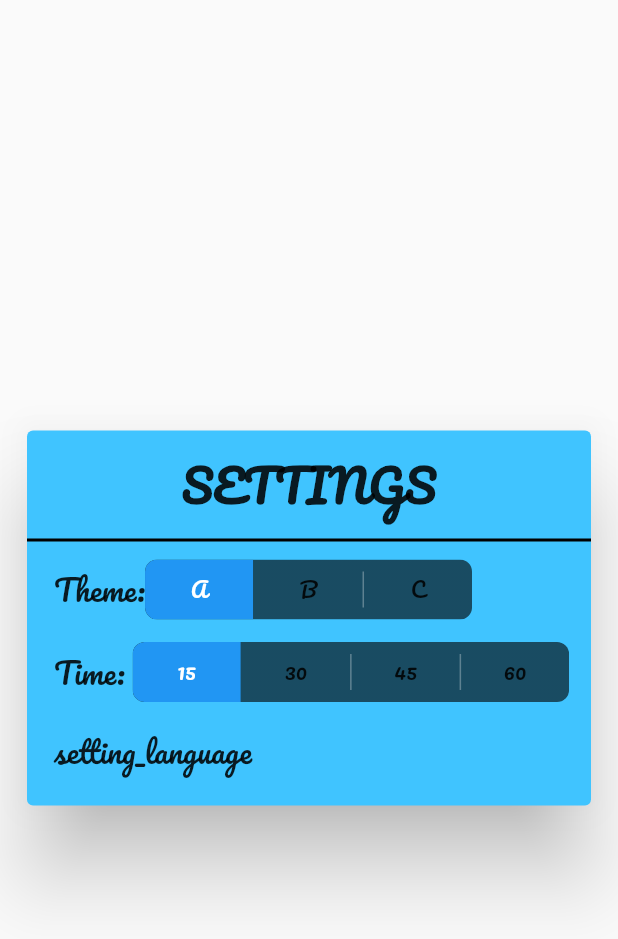
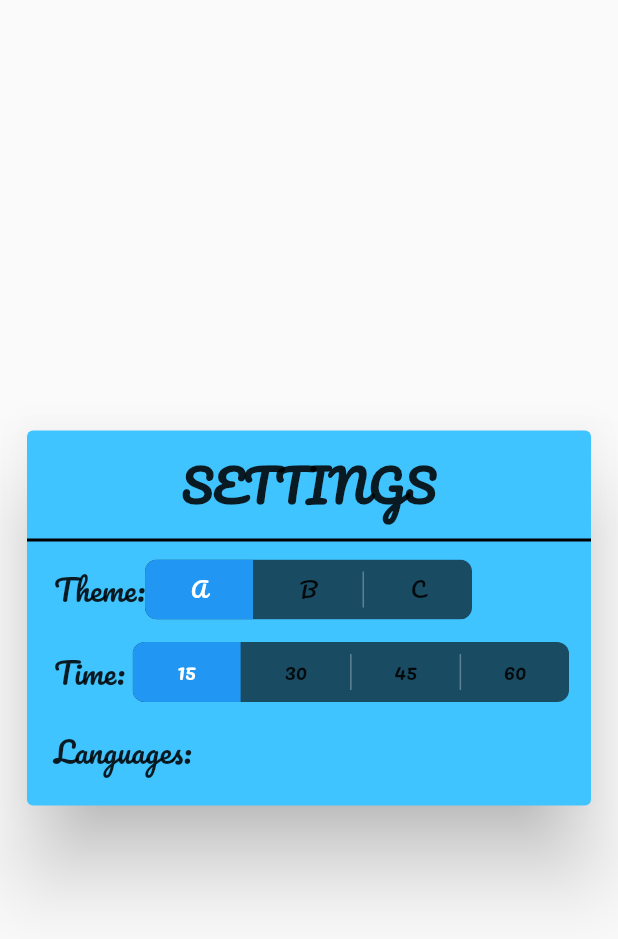
Before and after one commit to reynaldy23/finger-war, a Flutter app: the Settings widget shown alone on an empty page, opened directly, on a phone screen of 412 x 824 dp. Shown: the top 939 px of the screen. Run offline on Flutter 3.47's test engine with Material 2 defaults, Android fonts, the phone set to English and light mode, and no system bars; drawn by our look-alikes of toggle_switch; our stand-ins replace get, google_fonts, shared_preferences; accounts and stored records are empty.

Commit message:
Internationalization pt.3
language and textspan

```diff
--- a/lib/Languages.dart
+++ b/lib/Languages.dart
@@ -13,9 +13,10 @@ class Languages extends Translations {
       'main_draw': 'draw', //draw or tie
       'popup_congratulation': 'CONGRATULATION!',
       'popup_ok': 'OK',
-      'setting_language': 'Languages:',
+      'setting_language': 'Languages:', //10
       'setting_settings': 'SETTINGS',
       'setting_theme': 'Theme:',
+      'time': 'Time: ', //used in two main & setting
     },
     'ms_MY': {
       'main_keepPressing': 'TERUS TEKAN',
@@ -27,9 +28,10 @@ class Languages extends Translations {
       'main_draw': 'keputusan seri',
       'popup_congratulation': 'TAHNIAH!',
       'popup_ok': 'OK',
-      'setting_language': 'Bahasa:',
+      'setting_language': 'Bahasa:', //10
       'setting_settings': 'TETAPAN',
       'setting_theme': 'Tema:',
+      'time': 'Time: ',
     },
     'id_ID': {
       'main_keepPressing': 'TERUS MENEKAN',
@@ -41,9 +43,10 @@ class Languages extends Translations {
       'main_draw': 'seri',
       'popup_congratulation': 'SELAMAT!',
       'popup_ok': 'OK',
-      'setting_language': 'Bahasa:',
+      'setting_language': 'Bahasa:', //10
       'setting_settings': 'PENGATURAN',
       'setting_theme': 'Tema:',
+      'time': 'Time: ',
     },
     'ja_JP': {
       'main_keepPressing': '押し続ける',
@@ -55,9 +58,10 @@ class Languages extends Translations {
       'main_draw': '同点',
       'popup_congratulation': 'おめでとうございます!',
       'popup_ok': 'OK',
-      'setting_language': '言語:',
+      'setting_language': '言語:', //10
       'setting_settings': '設定',
-      'setting_theme': 'テーマ:',
+      'setting_theme': 'テーマ: ',
+      'time': '時間: '
     },
     'zh_CN': {
       'main_keepPressing': '继续按',
@@ -69,9 +73,10 @@ class Languages extends Translations {
       'main_draw': '平局',
       'popup_congratulation': '祝贺!',
       'popup_ok': 'OK',
-      'setting_language': '语言:',
+      'setting_language': '语言:', //10
       'setting_settings': '设置',
-      'setting_theme': '主题:',
+      'setting_theme': '主题: ',
+      'time': 'Time: ',
     },
     'hi_IN': {
       'main_keepPressing': 'दबाते रहो',
@@ -83,9 +88,10 @@ class Languages extends Translations {
       'main_draw': 'टाई',
       'popup_congratulation': 'बधाई!',
       'popup_ok': 'OK',
-      'setting_language': 'बोली:',
+      'setting_language': 'बोली: ', //10
       'setting_settings': 'समायोजन',
-      'setting_theme': 'विषय:',
+      'setting_theme': 'विषय: ',
+      'time': 'Time: ',
     },
     'ko_KR': {
       'main_keepPressing': '계속 눌러',
@@ -97,9 +103,10 @@ class Languages extends Translations {
       'main_draw': '동점',
       'popup_congratulation': '축하!',
       'popup_ok': 'OK',
-      'setting_language': '언어:',
+      'setting_language': '언어: ', //10
       'setting_settings': '설정',
-      'setting_theme': '주제:',
+      'setting_theme': '주제: ',
+      'time': 'Time: ',
     },
     'ru_RU': {
       'main_keepPressing': 'ПРОДОЛЖАЙТЕ НАЖАТЬ',
@@ -111,9 +118,10 @@ class Languages extends Translations {
       'main_draw': 'игра вничью',
       'popup_congratulation': 'ПОЗДРАВЛЯЕМ!',
       'popup_ok': 'OK',
-      'setting_language': 'Языки:',
+      'setting_language': 'Языки:', //10
       'setting_settings': 'НАСТРОЙКИ',
-      'setting_theme': 'Тема:',
+      'setting_theme': 'Тема: ',
+      'time': 'Time: ',
     },
     'pt_PT': {
       'main_keepPressing': 'CONTINUE PRESSIONANDO',
@@ -125,9 +133,10 @@ class Languages extends Translations {
       'main_draw': 'empate',
       'popup_congratulation': 'PARABÉNS!',
       'popup_ok': 'OK',
-      'setting_language': 'línguas:',
+      'setting_language': 'línguas:', //10
       'setting_settings': 'DEFINIÇÕES',
-      'setting_theme': 'Tema:',
+      'setting_theme': 'Tema: ',
+      'time': 'Time: ',
     }
   };
 }
--- a/lib/setting.dart
+++ b/lib/setting.dart
@@ -70,9 +70,9 @@ class _SettingsState extends State<Settings> {
                   Row(
                     // mainAxisAlignment: MainAxisAlignment.spaceBetween,
                     children: <Widget>[
-                      const Text(
-                        'Time: ',
-                        style: TextStyle(fontSize: 20),
+                      Text(
+                        'time'.tr,
+                        style: const TextStyle(fontSize: 20),
                       ),
                       ToggleSwitch(
                           initialLabelIndex: switch2,
@@ -132,10 +132,10 @@ class _SettingsState extends State<Settings> {
                   ),
                   Container(height: 15),
                   Row(
-                    children: const <Widget>[
+                    children: <Widget>[
                       Text(
-                        'setting_language',
-                        style: TextStyle(fontSize: 20),
+                        'setting_language'.tr,
+                        style: const TextStyle(fontSize: 20),
                       ),
                     ],
                   ),
```
Also changed, not shown: lib/main.dart (+22 -7 lines), lib/popup.dart (+31 -3 lines).
